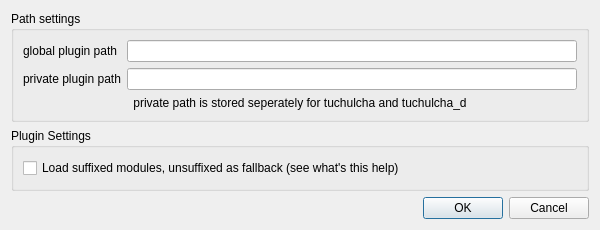
Above: src/OptionsDialog.ui from flowexpert/charon before the change. Below: the same form after it.
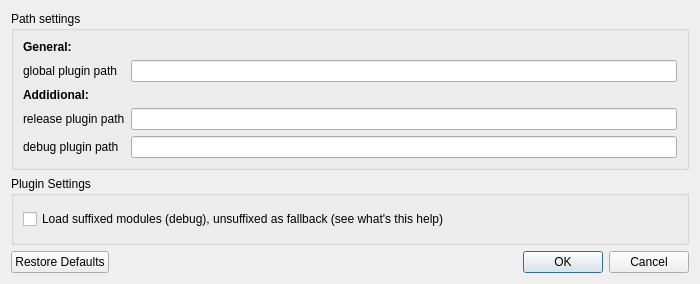
That is the form after the change. Custom widgets are drawn as their Qt base class.

Commit message: added debug/release plugin handling

The edit to the form file:
```diff
--- a/src/OptionsDialog.ui
+++ b/src/OptionsDialog.ui
@@ -7,8 +7,8 @@
    <rect>
     <x>0</x>
     <y>0</y>
-    <width>600</width>
-    <height>230</height>
+    <width>700</width>
+    <height>284</height>
    </rect>
   </property>
   <property name="windowTitle">
@@ -24,7 +24,7 @@
       <property name="fieldGrowthPolicy">
        <enum>QFormLayout::AllNonFixedFieldsGrow</enum>
       </property>
-      <item row="0" column="0">
+      <item row="1" column="0">
        <widget class="QLabel" name="labelGPath">
         <property name="text">
          <string>global plugin path</string>
@@ -34,8 +34,8 @@
         </property>
        </widget>
       </item>
-      <item row="0" column="1">
-       <widget class="QDirEdit" name="editGlobalPath">
+      <item row="1" column="1">
+       <widget class="QDirEdit" name="eGlobPath">
         <property name="whatsThis">
          <string>&lt;h3&gt;Module installation directory:&lt;/h3&gt;
 Enter the paths, where your charon Modules are located.&lt;br&gt;&lt;br&gt;
@@ -43,18 +43,8 @@
         </property>
        </widget>
       </item>
-      <item row="1" column="0">
-       <widget class="QLabel" name="labelPPath">
-        <property name="text">
-         <string>private plugin path</string>
-        </property>
-        <property name="buddy">
-         <cstring>editPrivatePath</cstring>
-        </property>
-       </widget>
-      </item>
-      <item row="1" column="1">
-       <widget class="QDirEdit" name="editPrivatePath">
+      <item row="3" column="1">
+       <widget class="QDirEdit" name="ePrivPath">
         <property name="whatsThis">
          <string>&lt;!DOCTYPE HTML PUBLIC &quot;-//W3C//DTD HTML 4.0//EN&quot; &quot;http://www.w3.org/TR/REC-html40/strict.dtd&quot;&gt;
 &lt;html&gt;&lt;head&gt;&lt;meta name=&quot;qrichtext&quot; content=&quot;1&quot; /&gt;&lt;style type=&quot;text/css&quot;&gt;
@@ -69,13 +59,49 @@
         </property>
        </widget>
       </item>
-      <item row="2" column="0" colspan="2">
-       <widget class="QLabel" name="labelPPathDesc">
+      <item row="4" column="1">
+       <widget class="QDirEdit" name="ePrivPathD"/>
+      </item>
+      <item row="4" column="0">
+       <widget class="QLabel" name="lPPathD">
         <property name="text">
-         <string>private path is stored seperately for tuchulcha and tuchulcha_d</string>
+         <string>debug plugin path</string>
         </property>
-        <property name="alignment">
-         <set>Qt::AlignCenter</set>
+        <property name="buddy">
+         <cstring>ePrivPath</cstring>
+        </property>
+       </widget>
+      </item>
+      <item row="3" column="0">
+       <widget class="QLabel" name="lPPath">
+        <property name="text">
+         <string>release plugin path</string>
+        </property>
+       </widget>
+      </item>
+      <item row="0" column="0">
+       <widget class="QLabel" name="label">
+        <property name="font">
+         <font>
+          <weight>75</weight>
+          <bold>true</bold>
+         </font>
+        </property>
+        <property name="text">
+         <string>General:</string>
+        </property>
+       </widget>
+      </item>
+      <item row="2" column="0">
+       <widget class="QLabel" name="label_2">
+        <property name="font">
+         <font>
+          <weight>75</weight>
+          <bold>true</bold>
+         </font>
+        </property>
+        <property name="text">
+         <string>Addidional:</string>
         </property>
        </widget>
       </item>
@@ -101,7 +127,7 @@
 &lt;/p&gt;&lt;/body&gt;&lt;/html&gt;</string>
         </property>
         <property name="text">
-         <string>Load suffixed modules, unsuffixed as fallback (see what's this help)</string>
+         <string>Load suffixed modules (debug), unsuffixed as fallback (see what's this help)</string>
         </property>
        </widget>
       </item>
@@ -109,12 +135,9 @@
     </widget>
    </item>
    <item>
-    <widget class="QDialogButtonBox" name="buttonBox">
-     <property name="orientation">
-      <enum>Qt::Horizontal</enum>
-     </property>
+    <widget class="QDialogButtonBox" name="bBox">
      <property name="standardButtons">
-      <set>QDialogButtonBox::Cancel|QDialogButtonBox::Ok</set>
+      <set>QDialogButtonBox::Cancel|QDialogButtonBox::Ok|QDialogButtonBox::RestoreDefaults</set>
      </property>
     </widget>
    </item>
```
Left out of the diff: 12 changed lines with no effect on the pictures. The commit also changes 11 other files.
